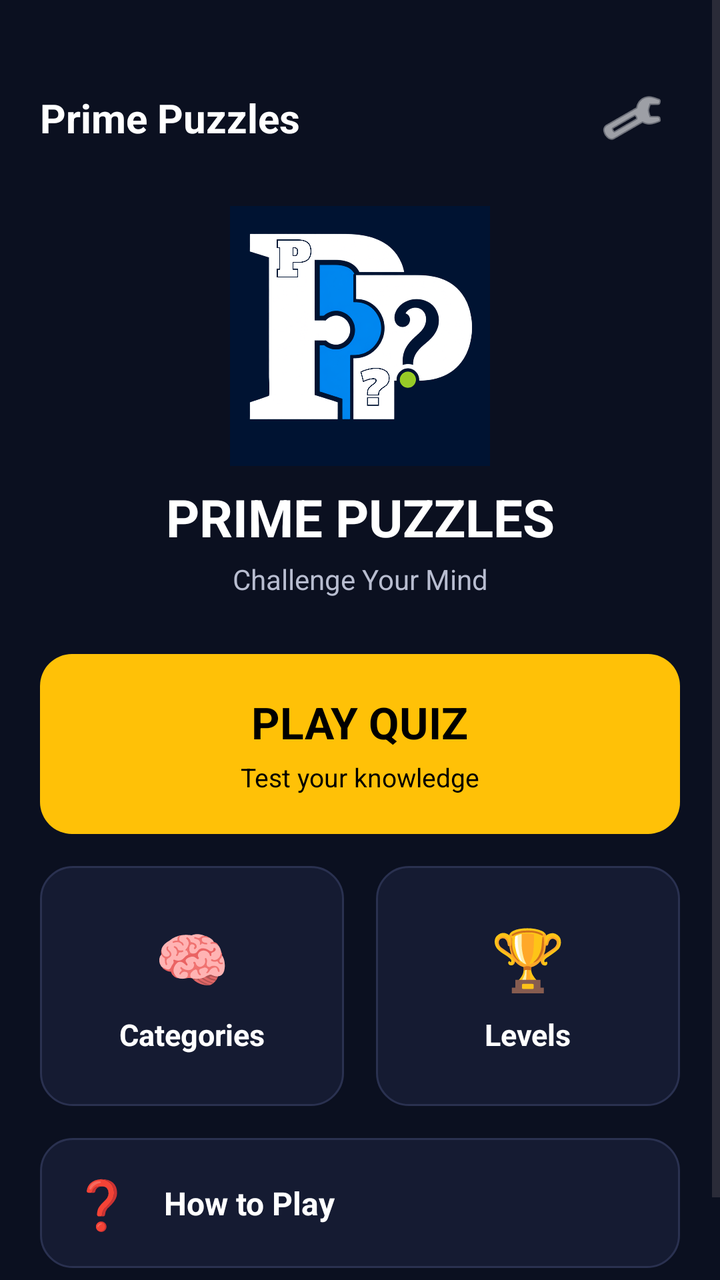
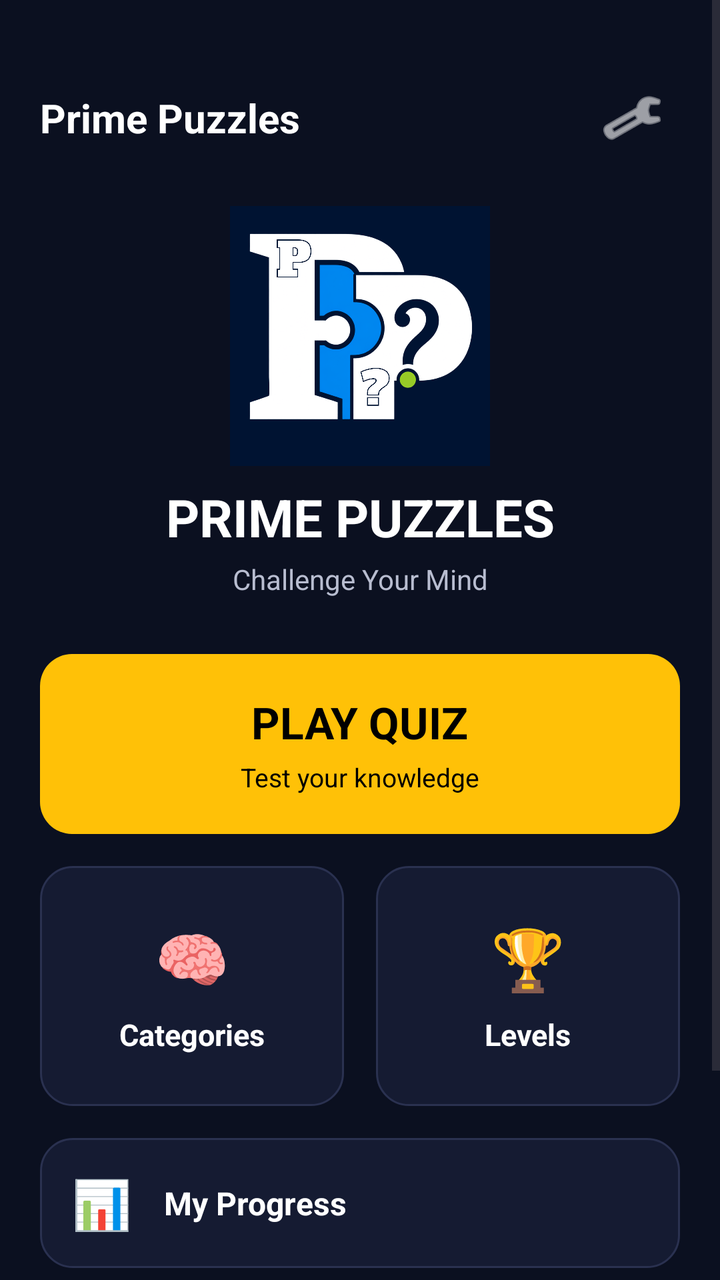

The first picture is an Android layout as it rendered before a commit; the second is the same layout after the commit. The layout source and the unified diff follow.
<!-- AndroidManifest.xml: application theme Theme.PrimePuzzles -->
<!-- res/layout/activity_main.xml -->
<?xml version="1.0" encoding="utf-8"?>
<ScrollView
    xmlns:android="http://schemas.android.com/apk/res/android"
    xmlns:app="http://schemas.android.com/apk/res-auto"
    android:layout_width="match_parent"
    android:layout_height="match_parent"
    android:background="@color/pp_background"
    android:fillViewport="true">

    <LinearLayout
        android:layout_width="match_parent"
        android:layout_height="wrap_content"
        android:orientation="vertical"
        android:padding="@dimen/pp_screen_padding">

        
        <LinearLayout
            android:layout_width="match_parent"
            android:layout_height="wrap_content"
            android:gravity="center_vertical"
            android:layout_marginTop="15sp"
            android:orientation="horizontal">

            <TextView
                android:layout_width="0dp"
                android:layout_height="wrap_content"
                android:layout_weight="1"
                android:text="Prime Puzzles"
                android:textColor="@color/pp_white"

                android:textSize="20sp"
                android:textStyle="bold" />

            <ImageButton
                android:id="@+id/settingsButton"
                android:layout_width="48dp"
                android:layout_height="48dp"
                android:background="@android:color/transparent"
                android:contentDescription="Settings"
                android:src="@android:drawable/ic_menu_preferences"
                android:tint="@color/pp_white" />

        </LinearLayout>

        
        <ImageView
            android:id="@+id/homeLogo"
            android:layout_width="130dp"
            android:layout_height="130dp"
            android:layout_gravity="center_horizontal"
            android:layout_marginTop="20dp"
            android:contentDescription="@string/app_name"
            android:scaleType="fitCenter"
            android:src="@drawable/prime_puzzles_logo" />

        
        <TextView
            android:layout_width="match_parent"
            android:layout_height="wrap_content"
            android:layout_marginTop="8dp"
            android:gravity="center"
            android:text="PRIME PUZZLES"
            android:textColor="@color/pp_white"
            android:textSize="26sp"
            android:textStyle="bold" />

        
        <TextView
            android:layout_width="match_parent"
            android:layout_height="wrap_content"
            android:layout_marginTop="4dp"
            android:gravity="center"
            android:text="Challenge Your Mind"
            android:textColor="@color/pp_text_secondary"
            android:textSize="14sp" />

        
        <LinearLayout
            android:id="@+id/playQuizCard"
            android:layout_width="match_parent"
            android:layout_height="wrap_content"
            android:layout_marginTop="28dp"
            android:background="@drawable/pp_button_primary"
            android:clickable="true"
            android:focusable="true"
            android:gravity="center"
            android:minHeight="90dp"
            android:orientation="vertical"
            android:padding="16dp">

            <TextView
                android:layout_width="wrap_content"
                android:layout_height="wrap_content"
                android:text="PLAY QUIZ"
                android:textColor="@color/black"
                android:textSize="22sp"
                android:textStyle="bold" />

            <TextView
                android:layout_width="wrap_content"
                android:layout_height="wrap_content"
                android:layout_marginTop="4dp"
                android:text="Test your knowledge"
                android:textColor="@color/black"
                android:textSize="13sp" />

        </LinearLayout>

        
        <LinearLayout
            android:layout_width="match_parent"
            android:layout_height="wrap_content"
            android:layout_marginTop="16dp"
            android:orientation="horizontal">

            
            <LinearLayout
                android:id="@+id/categoriesCard"
                android:layout_width="0dp"
                android:layout_height="120dp"
                android:layout_marginEnd="8dp"
                android:layout_weight="1"
                android:background="@drawable/pp_card"
                android:clickable="true"
                android:focusable="true"
                android:gravity="center"
                android:orientation="vertical"
                android:padding="12dp">

                <TextView
                    android:layout_width="wrap_content"
                    android:layout_height="wrap_content"
                    android:text="🧠"
                    android:textSize="30sp" />

                <TextView
                    android:layout_width="wrap_content"
                    android:layout_height="wrap_content"
                    android:layout_marginTop="8dp"
                    android:text="Categories"
                    android:textColor="@color/pp_white"
                    android:textSize="15sp"
                    android:textStyle="bold" />

            </LinearLayout>

            
            <LinearLayout
                android:id="@+id/levelsCard"
                android:layout_width="0dp"
                android:layout_height="120dp"
                android:layout_marginStart="8dp"
                android:layout_weight="1"
                android:background="@drawable/pp_card"
                android:clickable="true"
                android:focusable="true"
                android:gravity="center"
                android:orientation="vertical"
                android:padding="12dp">

                <TextView
                    android:layout_width="wrap_content"
                    android:layout_height="wrap_content"
                    android:text="🏆"
                    android:textSize="30sp" />

                <TextView
                    android:layout_width="wrap_content"
                    android:layout_height="wrap_content"
                    android:layout_marginTop="8dp"
                    android:text="Levels"
                    android:textColor="@color/pp_white"
                    android:textSize="15sp"
                    android:textStyle="bold" />

            </LinearLayout>

        </LinearLayout>

        
        <LinearLayout
            android:id="@+id/howToPlayCard"
            android:layout_width="match_parent"
            android:layout_height="65dp"
            android:layout_marginTop="16dp"
            android:background="@drawable/pp_card"
            android:clickable="true"
            android:focusable="true"
            android:gravity="center_vertical"
            android:orientation="horizontal"
            android:padding="16dp">

            <TextView
                android:layout_width="wrap_content"
                android:layout_height="wrap_content"
                android:text="❓"
                android:textSize="24sp" />

            <TextView
                android:layout_width="wrap_content"
                android:layout_height="wrap_content"
                android:layout_marginStart="16dp"
                android:text="How to Play"
                android:textColor="@color/pp_white"
                android:textSize="16sp"
                android:textStyle="bold" />

        </LinearLayout>

        
        <Space
            android:layout_width="match_parent"
            android:layout_height="30dp" />

    </LinearLayout>

</ScrollView>
<!-- resources referenced by this layout -->
<resources>
  <color name="black">#000000</color>
  <color name="pp_background">#0B1020</color>
  <color name="pp_text_secondary">#B8BDD0</color>
  <color name="pp_white">#FFFFFF</color>
  <dimen name="pp_screen_padding">20dp</dimen>
  <!-- drawable pp_button_primary (drawable) -->
  <?xml version="1.0" encoding="utf-8"?>
  <shape xmlns:android="http://schemas.android.com/apk/res/android">
  
      <solid android:color="@color/pp_primary" />
  
      <corners android:radius="16dp" />
  
      <padding
          android:left="20dp"
          android:top="12dp"
          android:right="20dp"
          android:bottom="12dp" />
  
  </shape>
  <!-- drawable pp_card (drawable) -->
  <?xml version="1.0" encoding="utf-8"?>
  <shape xmlns:android="http://schemas.android.com/apk/res/android">
  
      <solid android:color="@color/pp_surface" />
  
      <corners android:radius="16dp" />
  
      <stroke
          android:width="1dp"
          android:color="#2A3150" />
  
  </shape>
  <!-- drawable prime_puzzles_logo: png bitmap (drawable, 329379 bytes) -->
  <string name="app_name">Prime Puzzles</string>
  <style name="Theme.PrimePuzzles" parent="Base.Theme.PrimePuzzles" />
  <color name="pp_primary">#FFC107</color>
  <color name="pp_surface">#151B32</color>
  <style name="Base.Theme.PrimePuzzles" parent="Theme.Material3.DayNight.NoActionBar">
          <item name="android:statusBarColor">@color/pp_background</item>
          <item name="android:navigationBarColor">@color/pp_background</item>
          <item name="android:windowBackground">@color/pp_background</item>
          <item name="android:colorAccent">@color/pp_primary</item>
      </style>
</resources>

<!-- the commit's change to res/layout/activity_main.xml (unified diff, before → after) -->
@@ -27,7 +27,6 @@
                 android:layout_weight="1"
                 android:text="Prime Puzzles"
                 android:textColor="@color/pp_white"
-
                 android:textSize="20sp"
                 android:textStyle="bold" />
 
@@ -179,7 +178,7 @@
 
         
         <LinearLayout
-            android:id="@+id/howToPlayCard"
+            android:id="@+id/progressCard"
             android:layout_width="match_parent"
             android:layout_height="65dp"
             android:layout_marginTop="16dp"
@@ -193,6 +192,36 @@
             <TextView
                 android:layout_width="wrap_content"
                 android:layout_height="wrap_content"
+                android:text="📊"
+                android:textSize="24sp" />
+
+            <TextView
+                android:layout_width="wrap_content"
+                android:layout_height="wrap_content"
+                android:layout_marginStart="16dp"
+                android:text="My Progress"
+                android:textColor="@color/pp_white"
+                android:textSize="16sp"
+                android:textStyle="bold" />
+
+        </LinearLayout>
+
+        
+        <LinearLayout
+            android:id="@+id/howToPlayCard"
+            android:layout_width="match_parent"
+            android:layout_height="65dp"
+            android:layout_marginTop="16dp"
+            android:background="@drawable/pp_card"
+            android:clickable="true"
+            android:focusable="true"
+            android:gravity="center_vertical"
+            android:orientation="horizontal"
+            android:padding="16dp">
+
+            <TextView
+                android:layout_width="wrap_content"
+                android:layout_height="wrap_content"
                 android:text="❓"
                 android:textSize="24sp" />
 
